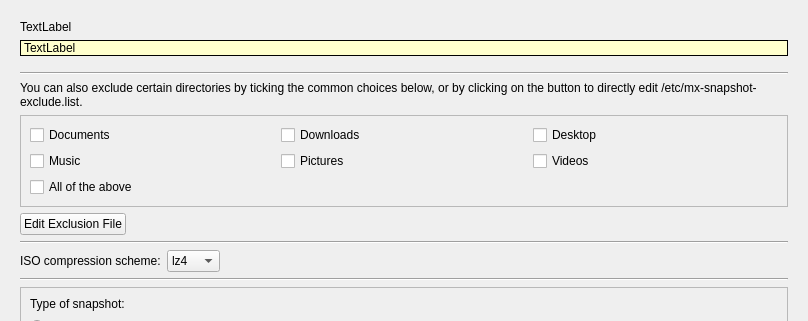
AdrianTM/mx-snapshot, file mainwindow.ui: the form before one commit; both pictures show x 0 to 808 and y 0 to 321 of the 808 by 571 pixel window.
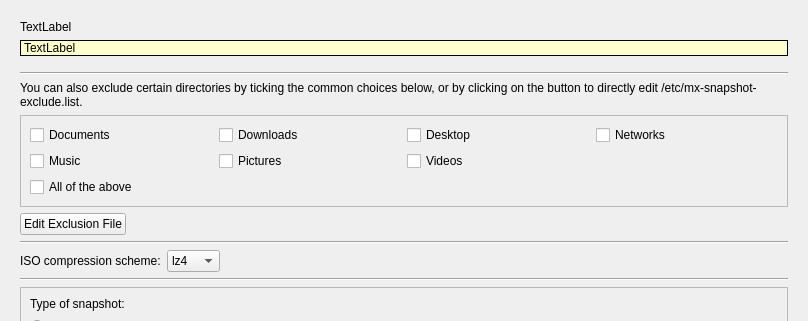
The form after the commit. Icons and pictures are not drawn.

Commit message: * exclude ~/.cache/thumbnails   * add exclude Network configurations checkbox in GUI   * improve editor selection

```diff
--- a/mainwindow.ui
+++ b/mainwindow.ui
@@ -346,13 +346,6 @@
             </property>
            </widget>
           </item>
-          <item row="4" column="0">
-           <widget class="QCheckBox" name="excludeAll">
-            <property name="text">
-             <string>All of the above</string>
-            </property>
-           </widget>
-          </item>
           <item row="2" column="1">
            <widget class="QCheckBox" name="excludePictures">
             <property name="text">
@@ -381,6 +374,23 @@
             </property>
            </widget>
           </item>
+          <item row="1" column="3">
+           <widget class="QCheckBox" name="excludeNetworks">
+            <property name="statusTip">
+             <string>exclude network configurations</string>
+            </property>
+            <property name="text">
+             <string>Networks</string>
+            </property>
+           </widget>
+          </item>
+          <item row="3" column="0">
+           <widget class="QCheckBox" name="excludeAll">
+            <property name="text">
+             <string>All of the above</string>
+            </property>
+           </widget>
+          </item>
          </layout>
         </widget>
        </item>
```
Left out of the diff: 16 changed lines with no effect on the pictures. The commit also changes 52 other files.
